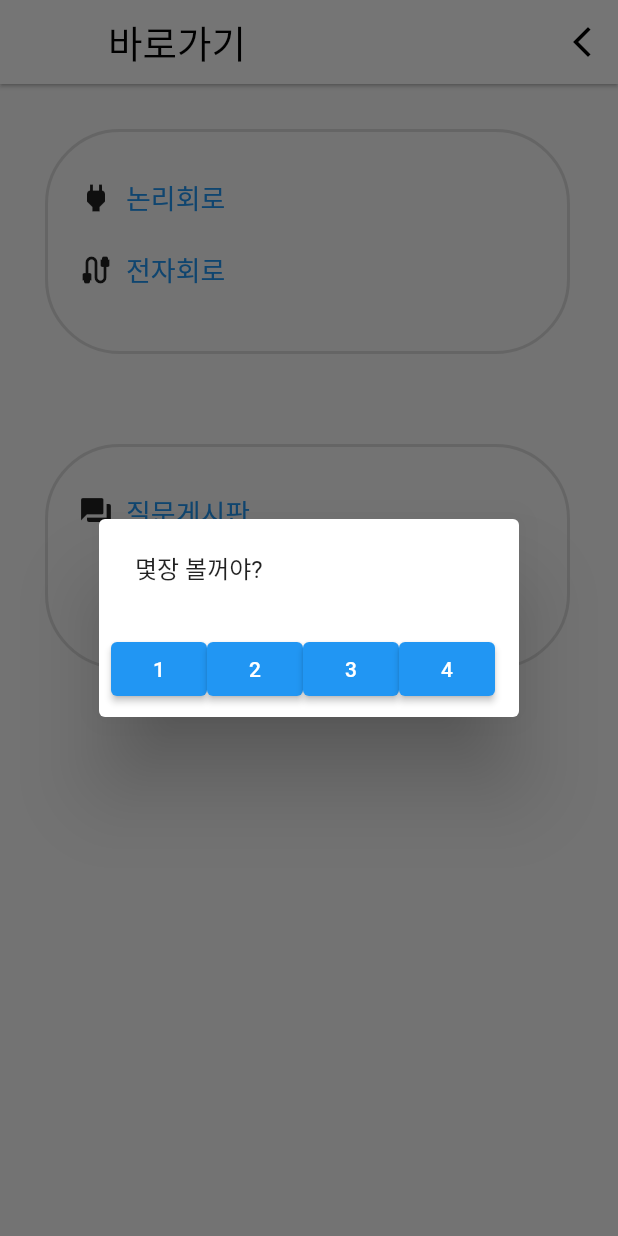
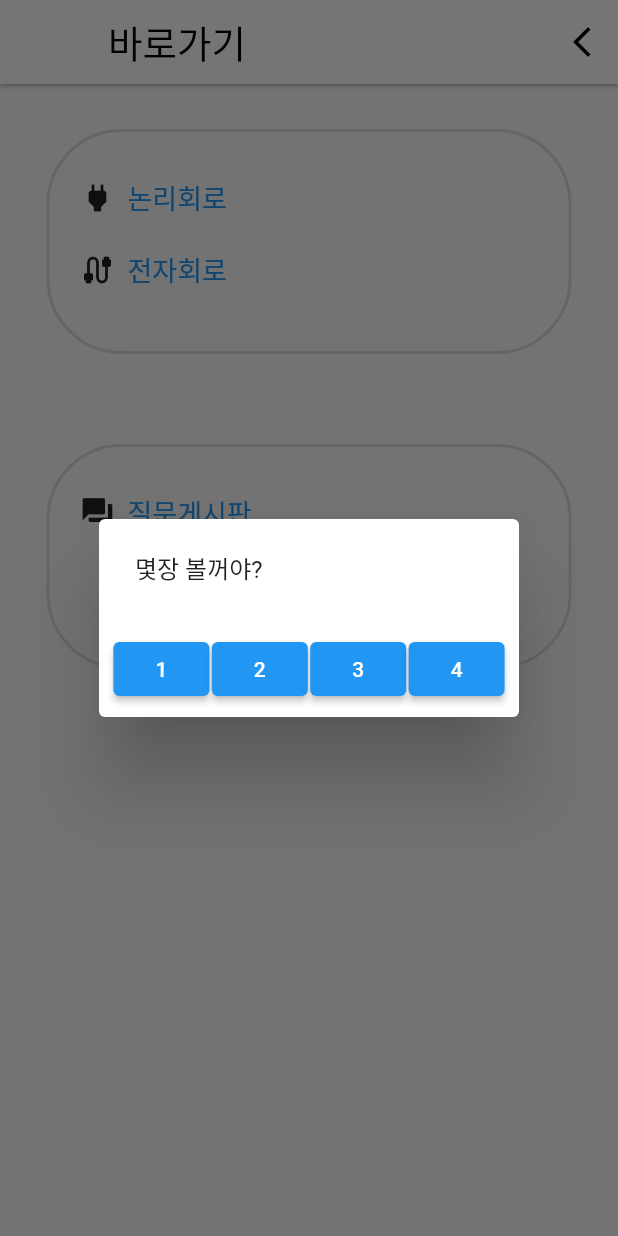
Before and after one commit to sphcsphc/2022_AcademicCommunicationApp, a Flutter app: the Catalog screen opened directly, after a tap on "논리회로", on a phone screen of 412 x 824 dp. Run offline on Flutter 3.47's test engine with Material 2 defaults, Android fonts, the phone set to English and light mode, and no system bars.

Commit message:
to ListView on the main body and category

```diff
--- a/able/lib/main.dart
+++ b/able/lib/main.dart
@@ -158,7 +158,11 @@ class _MyAppState extends State<MyApp> {
           }
         })],
       ),
-      body: [Home(), Test(), Request()][context.watch<StoreAboutTab>().tab],
+      body: ListView(
+        children: [
+          [Home(), Test(), Request()][context.watch<StoreAboutTab>().tab],
+        ],
+      )
     );
   }
 }
@@ -180,7 +184,11 @@ class Catalog extends StatelessWidget {
           )
         ]
       ),
-      body: CatalogBody(),
+      body: ListView(
+        children: const [
+          CatalogBody(),
+        ]
+      )
     );
   }
 }
@@ -271,6 +279,7 @@ class SetChapter extends StatelessWidget {
       actions: [
         Center(
           child: Row(
+            mainAxisAlignment: MainAxisAlignment.spaceEvenly,
             children: [
               ElevatedButton(onPressed: (){
                 context.read<StoreAboutData>().chOne();
@@ -346,8 +355,8 @@ class ShowProblem extends StatelessWidget {
       crossAxisAlignment: CrossAxisAlignment.center,
       children: [
         context.watch<StoreAboutData>().data[context.watch<StoreAboutData>().page]['problem'].runtimeType == String
-            ? Image.network(context.watch<StoreAboutData>().data[context.watch<StoreAboutData>().page]['problem'])
-            : Image.file(context.watch<StoreAboutData>().data[context.watch<StoreAboutData>().page]['problem']),
+          ? Image.network(context.watch<StoreAboutData>().data[context.watch<StoreAboutData>().page]['problem'])
+          : Image.file(context.watch<StoreAboutData>().data[context.watch<StoreAboutData>().page]['problem']),
         Row(
           mainAxisAlignment: MainAxisAlignment.spaceEvenly,
           children: [
@@ -358,8 +367,14 @@ class ShowProblem extends StatelessWidget {
                 }, child: Text('이전')),
             ElevatedButton(onPressed: (){
               showDialog(
-                  context: context,
-                  builder: (context){ return ShowSolve(); }
+                context: context,
+                builder: (context){
+                  return ListView(
+                    children: const [
+                      ShowSolve();
+                    ]
+                  );
+                }
               );
             }, child: Text('정답보기')),
             context.watch<StoreAboutData>().page == context.watch<StoreAboutData>().data.length - 1
@@ -383,8 +398,8 @@ class ShowSolve extends StatelessWidget {
       mainAxisAlignment: MainAxisAlignment.center,
       children: [
         context.watch<StoreAboutData>().data[context.watch<StoreAboutData>().page]['solution'].runtimeType == String
-        ? Image.network(context.watch<StoreAboutData>().data[context.watch<StoreAboutData>().page]['solution'])
-        : Image.file(context.watch<StoreAboutData>().data[context.watch<StoreAboutData>().page]['solution']),
+          ? Image.network(context.watch<StoreAboutData>().data[context.watch<StoreAboutData>().page]['solution'])
+          : Image.file(context.watch<StoreAboutData>().data[context.watch<StoreAboutData>().page]['solution']),
         RawMaterialButton(
           onPressed: (){ Navigator.pop(context); },
           elevation: 2.0,
```
